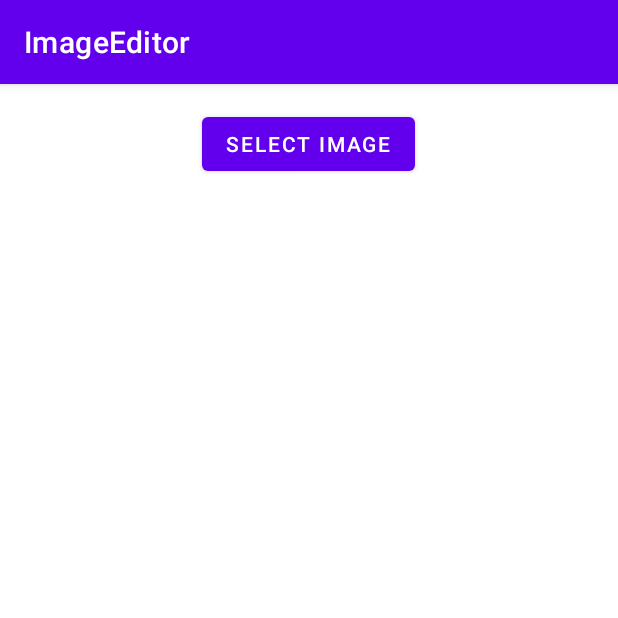
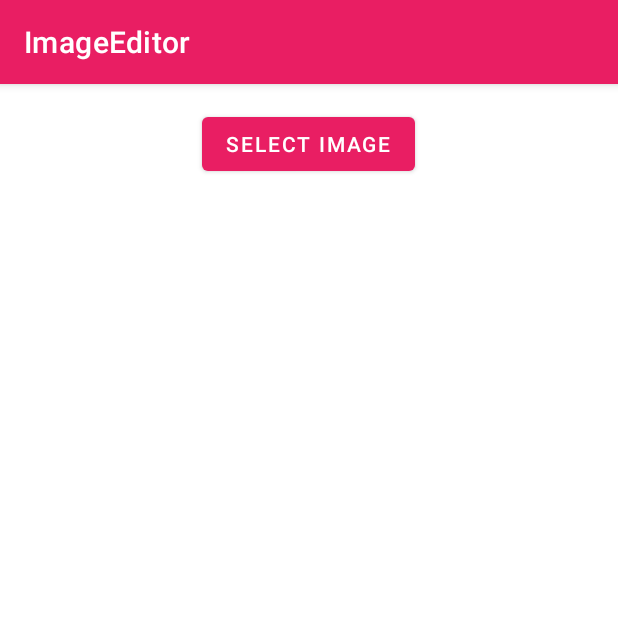
Before and after one commit to jaiakash/ImageEditor, an Android app: the screen it shows after launch (MainActivity), on a phone screen of 412 x 824 dp, the top half of it. Run offline under Robolectric (Android 15) with nearby library versions, the phone set to English and light mode, and no system bars; libraries missing offline, so code that uses them is left out: com.dsphotoeditor.sdk.

Commit message:
Improved UI.

```diff
--- a/app/src/main/java/com/amostrone/akash/imageeditor/MainActivity.java
+++ b/app/src/main/java/com/amostrone/akash/imageeditor/MainActivity.java
@@ -90,7 +90,7 @@ public class MainActivity extends AppCompatActivity {
                             "Images");
                     //Set toolbar color
                     intent.putExtra(DsPhotoEditorConstants.DS_TOOL_BAR_BACKGROUND_COLOR,
-                            Color.parseColor("#FF6200EE"));
+                            Color.parseColor("#e91e63"));
                     //Set Background Color
                     intent.putExtra(DsPhotoEditorConstants.DS_MAIN_BACKGROUND_COLOR,
                             Color.parseColor("#FFFFFF"));
--- a/app/src/main/res/mipmap-anydpi-v26/ic_launcher.xml
+++ /dev/null
@@ -1,5 +0,0 @@
-<?xml version="1.0" encoding="utf-8"?>
-<adaptive-icon xmlns:android="http://schemas.android.com/apk/res/android">
-    <background android:drawable="@drawable/ic_launcher_background" />
-    <foreground android:drawable="@drawable/ic_launcher_foreground" />
-</adaptive-icon>
--- a/app/src/main/res/values/themes.xml
+++ b/app/src/main/res/values/themes.xml
@@ -2,8 +2,8 @@
     <!-- Base application theme. -->
     <style name="Theme.ImageEditor" parent="Theme.MaterialComponents.Light.DarkActionBar">
         <!-- Primary brand color. -->
-        <item name="colorPrimary">@color/purple_500</item>
-        <item name="colorPrimaryVariant">@color/purple_700</item>
+        <item name="colorPrimary">#e91e63</item>
+        <item name="colorPrimaryVariant">#a31545</item>
         <item name="colorOnPrimary">@color/white</item>
         <!-- Status bar color. -->
         <item name="android:statusBarColor" tools:targetApi="l">?attr/colorPrimaryVariant</item>
```
Also changed, not shown: app/src/main/res/mipmap-hdpi/ic_launcher.png (added), app/src/main/res/mipmap-hdpi/ic_launcher.webp (deleted), app/src/main/res/mipmap-mdpi/ic_launcher.png (added), app/src/main/res/mipmap-mdpi/ic_launcher.webp (deleted), app/src/main/res/mipmap-xhdpi/ic_launcher.png (added), app/src/main/res/mipmap-xhdpi/ic_launcher.webp (deleted), app/src/main/res/mipmap-xxhdpi/ic_launcher.png (added), app/src/main/res/mipmap-xxhdpi/ic_launcher.webp (deleted), app/src/main/res/mipmap-xxxhdpi/ic_launcher.png (added), app/src/main/res/mipmap-xxxhdpi/ic_launcher.webp (deleted), 1 other file.
